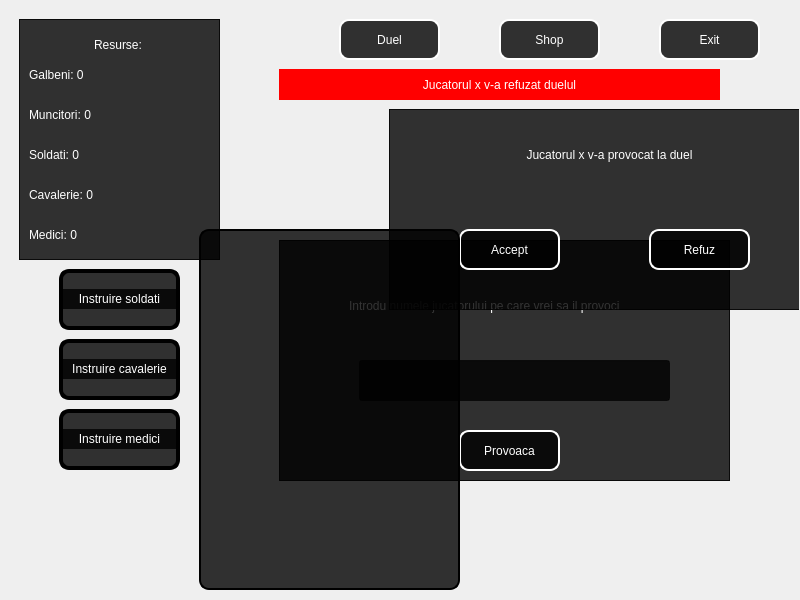
Old version of the form ACL/AncientClient/windowadunare.ui in the repository marcu26/POO_proiect.
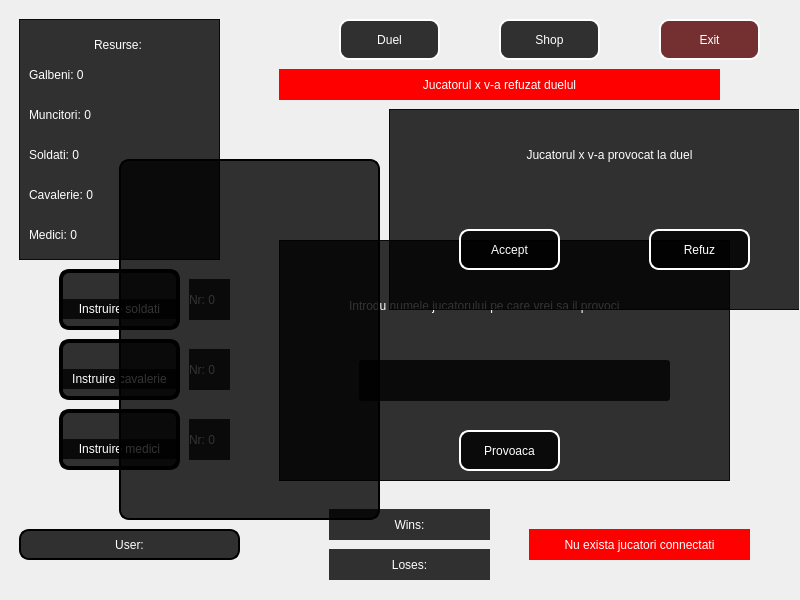
New version of the form.

What changed in the file:
```diff
--- a/ACL/AncientClient/windowadunare.ui
+++ b/ACL/AncientClient/windowadunare.ui
@@ -169,7 +169,7 @@
     </property>
     <property name="styleSheet">
      <string notr="true">color: rgb(255, 255, 255);
-background-color: rgba(0, 0, 0,80%);
+background-color: rgba(85, 0, 0,80%);
 border-style: solid;
 border-width: 2px;
 border-radius: 10px;</string>
@@ -345,7 +345,7 @@
     <property name="geometry">
      <rect>
       <x>60</x>
-      <y>290</y>
+      <y>300</y>
       <width>121</width>
       <height>20</height>
      </rect>
@@ -365,7 +365,7 @@
     <property name="geometry">
      <rect>
       <x>60</x>
-      <y>430</y>
+      <y>440</y>
       <width>121</width>
       <height>20</height>
      </rect>
@@ -413,7 +413,7 @@
     <property name="geometry">
      <rect>
       <x>60</x>
-      <y>360</y>
+      <y>370</y>
       <width>121</width>
       <height>20</height>
      </rect>
@@ -528,11 +528,108 @@
      <set>Qt::AlignCenter</set>
     </property>
    </widget>
+   <widget class="QLabel" name="players">
+    <property name="geometry">
+     <rect>
+      <x>530</x>
+      <y>530</y>
+      <width>221</width>
+      <height>31</height>
+     </rect>
+    </property>
+    <property name="styleSheet">
+     <string notr="true">color:rgb(255, 255, 255);
+background-color: rgb(255, 0, 0);</string>
+    </property>
+    <property name="text">
+     <string>Nu exista jucatori connectati</string>
+    </property>
+    <property name="alignment">
+     <set>Qt::AlignCenter</set>
+    </property>
+   </widget>
+   <widget class="QLabel" name="player">
+    <property name="geometry">
+     <rect>
+      <x>20</x>
+      <y>530</y>
+      <width>221</width>
+      <height>31</height>
+     </rect>
+    </property>
+    <property name="styleSheet">
+     <string notr="true">color: rgb(255, 255, 255);
+background-color: rgba(0, 0, 0,80%);
+border-style: solid;
+border-width: 2px;
+border-radius: 10px;</string>
+    </property>
+    <property name="text">
+     <string>User:</string>
+    </property>
+    <property name="alignment">
+     <set>Qt::AlignCenter</set>
+    </property>
+   </widget>
+   <widget class="QLabel" name="nrSold">
+    <property name="geometry">
+     <rect>
+      <x>190</x>
+      <y>280</y>
+      <width>41</width>
+      <height>41</height>
+     </rect>
+    </property>
+    <property name="styleSheet">
+     <string notr="true">color: rgb(255, 255, 255);
+background-color: rgba(0, 0, 0,80%);
+</string>
+    </property>
+    <property name="text">
+     <string>Nr: 0</string>
+    </property>
+   </widget>
+   <widget class="QLabel" name="nrCav">
+    <property name="geometry">
+     <rect>
+      <x>190</x>
+      <y>350</y>
+      <width>41</width>
+      <height>41</height>
+     </rect>
+    </property>
+    <property name="styleSheet">
+     <string notr="true">color: rgb(255, 255, 255);
+background-color: rgba(0, 0, 0,80%);
+</string>
+    </property>
+    <property name="text">
+     <string>Nr: 0</string>
+    </property>
+   </widget>
+   <widget class="QLabel" name="nrMed">
+    <property name="geometry">
+     <rect>
+      <x>190</x>
+      <y>420</y>
+      <width>41</width>
+      <height>41</height>
+     </rect>
+    </property>
+    <property name="styleSheet">
+     <string notr="true">color: rgb(255, 255, 255);
+background-color: rgba(0, 0, 0,80%);
+</string>
+    </property>
+    <property name="text">
+     <string>Nr: 0</string>
+    </property>
+   </widget>
    <widget class="QListWidget" name="listWidget">
     <property name="geometry">
      <rect>
-      <x>200</x>
-      <y>230</y>
+      <x>120</x>
+      <y>160</y>
       <width>261</width>
       <height>361</height>
      </rect>
@@ -545,6 +642,49 @@
 border-radius: 10px;</string>
     </property>
    </widget>
+   <widget class="QLabel" name="wins">
+    <property name="geometry">
+     <rect>
+      <x>330</x>
+      <y>510</y>
+      <width>161</width>
+      <height>31</height>
+     </rect>
+    </property>
+    <property name="styleSheet">
+     <string notr="true">color: rgb(255, 255, 255);
+background-color: rgba(0, 0, 0,80%);</string>
+    </property>
+    <property name="text">
+     <string>Wins:</string>
+    </property>
+    <property name="alignment">
+     <set>Qt::AlignCenter</set>
+    </property>
+   </widget>
+   <widget class="QLabel" name="loses">
+    <property name="geometry">
+     <rect>
+      <x>330</x>
+      <y>550</y>
+      <width>161</width>
+      <height>31</height>
+     </rect>
+    </property>
+    <property name="styleSheet">
+     <string notr="true">color: rgb(255, 255, 255);
+background-color: rgba(0, 0, 0,80%);</string>
+    </property>
+    <property name="text">
+     <string>Loses:</string>
+    </property>
+    <property name="alignment">
+     <set>Qt::AlignCenter</set>
+    </property>
+   </widget>
+   <zorder>nrSold</zorder>
+   <zorder>nrCav</zorder>
+   <zorder>nrMed</zorder>
    <zorder>frame_2</zorder>
    <zorder>frame</zorder>
    <zorder>LogInB</zorder>
@@ -558,7 +698,11 @@
    <zorder>sold_3</zorder>
    <zorder>provocare</zorder>
    <zorder>user_refuz</zorder>
+   <zorder>players</zorder>
+   <zorder>player</zorder>
    <zorder>listWidget</zorder>
+   <zorder>wins</zorder>
+   <zorder>loses</zorder>
   </widget>
  </widget>
  <resources/>
```
